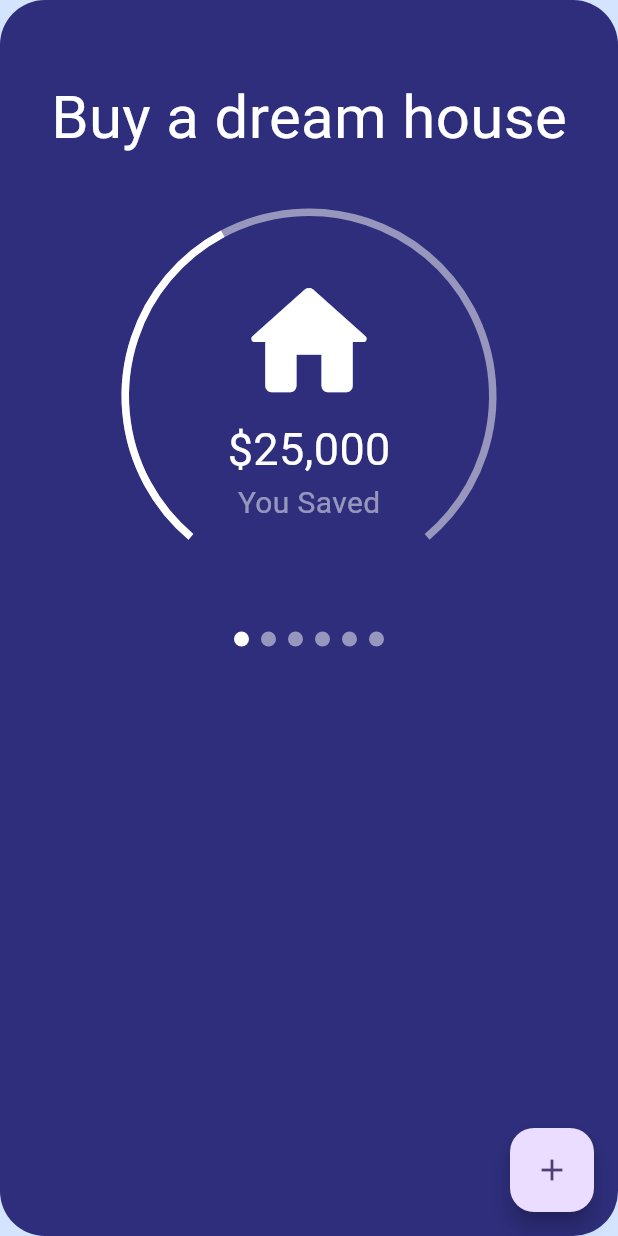
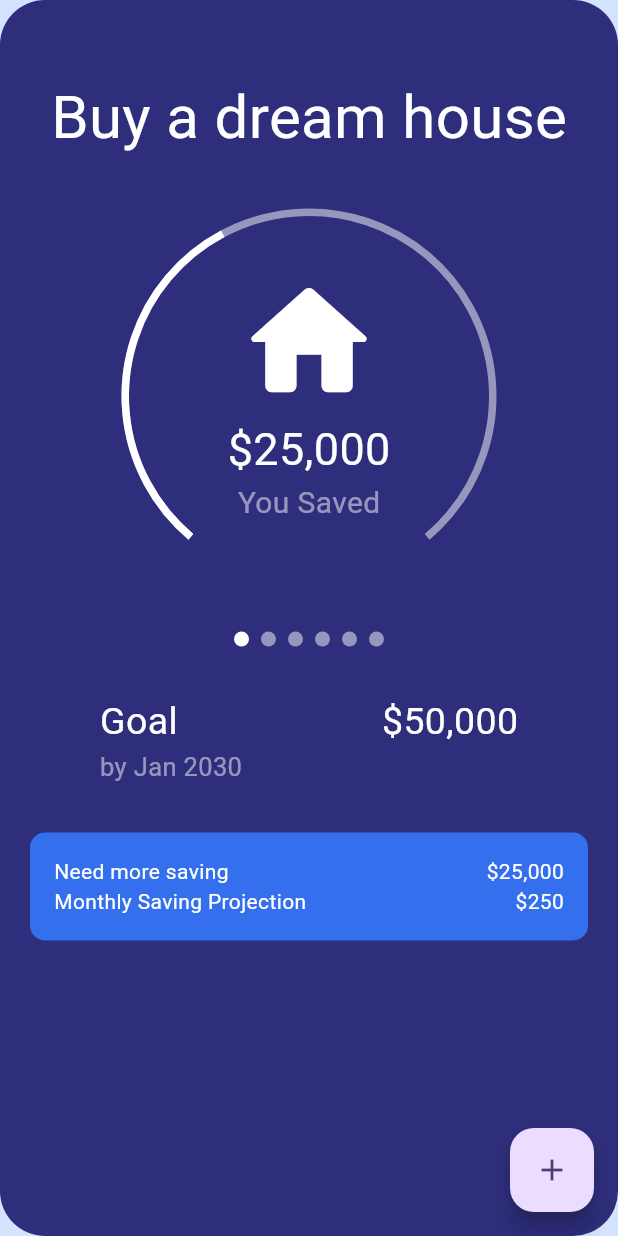
Before and after one commit to MohammedMubashirKhan/BudgetTracker, a Flutter app: the screen it shows after launch, on a phone screen of 412 x 824 dp. Run offline on Flutter 3.47's test engine with Material 2 defaults, Android fonts, the phone set to English and light mode, and no system bars; drawn by our look-alikes of percent_indicator, smooth_page_indicator; our stand-ins replace get.

Commit message:
widget for remaining goal is add

```diff
--- a/lib/app/modules/home/views/home_view.dart
+++ b/lib/app/modules/home/views/home_view.dart
@@ -33,7 +33,9 @@ class HomeView extends GetView<HomeController> {
 
               // dot indicator
               Obx(
-                () => AnimatedSmoothIndicator(
+                () => Padding(
+                  padding: const EdgeInsets.only(top: 32.0),
+                  child: AnimatedSmoothIndicator(
                     activeIndex: controller.count.value,
                     // TODO: Replace with the actual length
                     count: 6,
@@ -45,6 +47,67 @@ class HomeView extends GetView<HomeController> {
                     ), // your preferred effect
                   ),
                 ),
+              ),
+
+              // Goal detail
+              Padding(
+                padding: const EdgeInsets.only(top: 32.0),
+                child: Row(
+                  crossAxisAlignment: CrossAxisAlignment.start,
+                  mainAxisAlignment: MainAxisAlignment.spaceAround,
+                  children: [
+                    Column(
+                      crossAxisAlignment: CrossAxisAlignment.start,
+                      children: [
+                        const Text(
+                          "Goal",
+                          style: TextStyle(fontSize: 25.0),
+                        ),
+                        Text(
+                          "by Jan 2030",
+                          style: TextStyle(
+                              fontSize: 17,
+                              color: Colors.white.withOpacity(0.5)),
+                        ),
+                      ],
+                    ),
+                    const Text(
+                      "\$50,000",
+                      style: TextStyle(fontSize: 25.0),
+                    ),
+                  ],
+                ),
+              ),
+
+              // remaining amount to reach goal
+              Container(
+                padding: const EdgeInsets.all(16.0),
+                margin: const EdgeInsets.only(top: 32.0),
+                decoration: BoxDecoration(
+                  color: const Color.fromRGBO(
+                      52, 112, 237, 1), // Set the background color
+                  borderRadius:
+                      BorderRadius.circular(10.0), // Set the rounded corner
+                ),
+                child: const Column(
+                  children: [
+                    Row(
+                      mainAxisAlignment: MainAxisAlignment.spaceBetween,
+                      children: [
+                        Text("Need more saving"),
+                        Text("\$25,000"),
+                      ],
+                    ),
+                    Row(
+                      mainAxisAlignment: MainAxisAlignment.spaceBetween,
+                      children: [
+                        Text("Monthly Saving Projection"),
+                        Text("\$250"),
+                      ],
+                    ),
+                  ],
+                ),
+              )
             ],
           ),
         ),
--- a/lib/app/modules/home/widgets/goal_rogress_indicator.dart
+++ b/lib/app/modules/home/widgets/goal_rogress_indicator.dart
@@ -9,7 +9,7 @@ class GoalProgressIndicator extends StatelessWidget {
   @override
   Widget build(BuildContext context) {
     return Padding(
-      padding: const EdgeInsets.symmetric(vertical: 32.0),
+      padding: const EdgeInsets.only(top: 32.0),
       child: CircularPercentIndicator(
         startAngle: 220.0,
         radius: 125.0,
@@ -35,6 +35,7 @@ class GoalProgressIndicator extends StatelessWidget {
         arcBackgroundColor: Colors.white.withOpacity(0.5),
         arcType: ArcType.FULL,
         animation: true,
+        animationDuration: 800,
       ),
     );
   }
```
Lines whose indentation alone changed are shown as unchanged.
